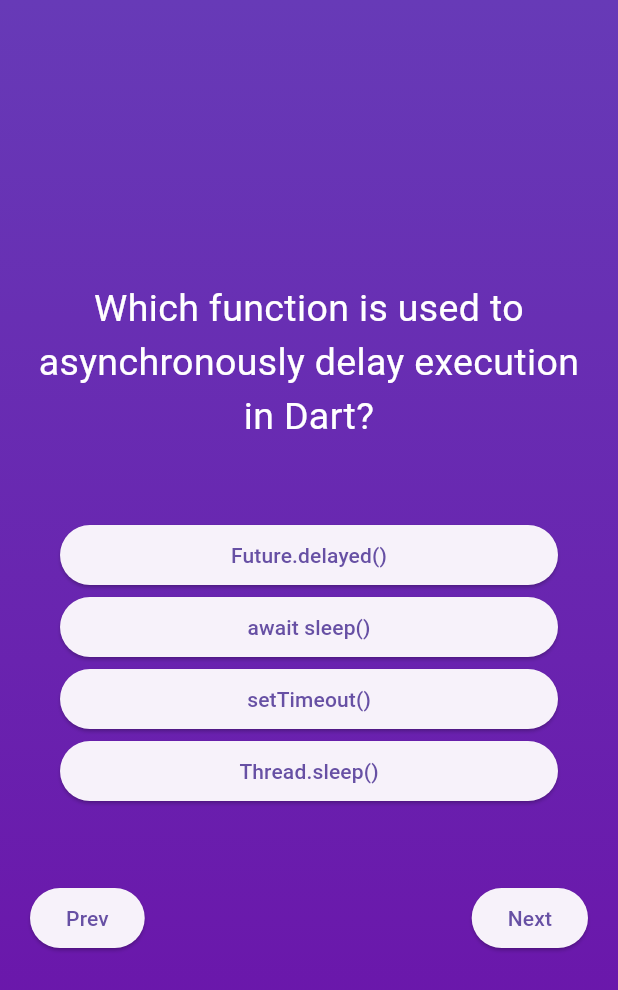
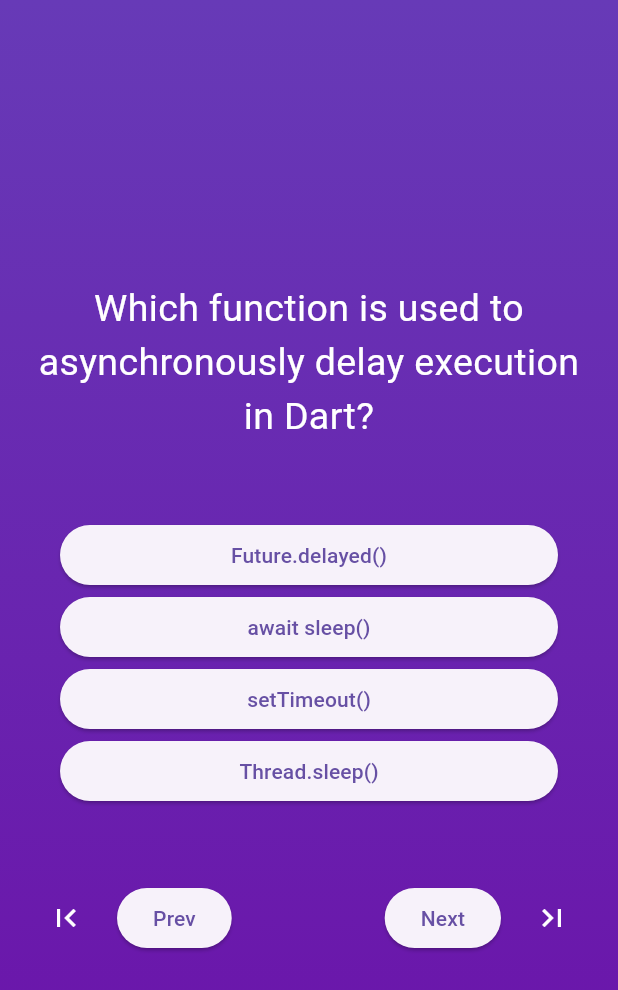
Before and after one commit to lonewanderer27/flutter-dart-projects, a Flutter app: the screen it shows after launch, after a tap on "Start Quiz", after a tap on "Next", on a phone screen of 412 x 824 dp. Shown: the top 990 px of the screen. Run offline on Flutter 3.47's test engine with Material 3 defaults, Android fonts, the phone set to English and light mode, and no system bars; our stand-ins replace audioplayers, fluttertoast, lottie.

Commit message:
feat(questions): first and last btns

```diff
--- a/quiz_app/lib/screens/questions.dart
+++ b/quiz_app/lib/screens/questions.dart
@@ -27,12 +27,32 @@ class _QuestionsState extends State<Questions> {
     print('Q: ${currentQuestion.questionText}\nUser: $answer');
   }
 
+  void _updateQuestion() {
+    setState(() {
+      currentQuestion = questions.elementAt(currentNo);
+      print('Current question: $currentQuestion');
+    });
+  }
+
+  void _firstQuestion() {
+    setState(() {
+      currentNo = 0;
+      _updateQuestion();
+    });
+  }
+
+  void _lastQuestion() {
+    setState(() {
+      currentNo = questions.length - 1;
+      _updateQuestion();
+    });
+  }
+
   void _nextQuestion() {
     if (currentNo == questions.length - 1) return;
     setState(() {
       currentNo++;
-      currentQuestion = questions.elementAt(currentNo);
-      print('Current question: $currentQuestion');
+      _updateQuestion();
     });
   }
 
@@ -40,8 +60,7 @@ class _QuestionsState extends State<Questions> {
     if (currentNo == 0) return;
     setState(() {
       currentNo--;
-      currentQuestion = questions.elementAt(currentNo);
-      print('Current question: $currentQuestion');
+      _updateQuestion();
     });
   }
 
@@ -65,16 +84,41 @@ class _QuestionsState extends State<Questions> {
             Row(
               mainAxisAlignment: MainAxisAlignment.spaceBetween,
               children: [
-                ElevatedButton.icon(
-                  onPressed: currentNo == 0 ? null : _prevQuestion,
-                  label: Text('Prev'),
-                  style: ElevatedButton.styleFrom(maximumSize: Size.infinite),
+                Row(
+                  children: [
+                    IconButton(
+                        onPressed: currentNo == 0 ? null : _firstQuestion,
+                        icon: Icon(Icons.first_page),
+                        style: IconButton.styleFrom(
+                            foregroundColor: Colors.white)),
+                    Padding(
+                      padding: EdgeInsets.only(left: 10),
+                      child: ElevatedButton.icon(
+                        onPressed: currentNo == 0 ? null : _prevQuestion,
+                        label: Text('Prev'),
+                      ),
+                    )
+                  ],
                 ),
-                ElevatedButton.icon(
-                  onPressed:
-                      currentNo == questions.length - 1 ? null : _nextQuestion,
-                  label: Text('Next'),
-                  style: ElevatedButton.styleFrom(maximumSize: Size.infinite),
+                Row(
+                  children: [
+                    ElevatedButton.icon(
+                        onPressed: currentNo == questions.length - 1
+                            ? null
+                            : _nextQuestion,
+                        label: Text('Next')),
+                    Padding(
+                      padding: EdgeInsets.only(left: 10),
+                      child: IconButton(
+                        onPressed: currentNo == questions.length - 1
+                            ? null
+                            : _lastQuestion,
+                        icon: Icon(Icons.last_page),
+                        style:
+                            IconButton.styleFrom(foregroundColor: Colors.white),
+                      ),
+                    )
+                  ],
                 )
               ],
             )
```
